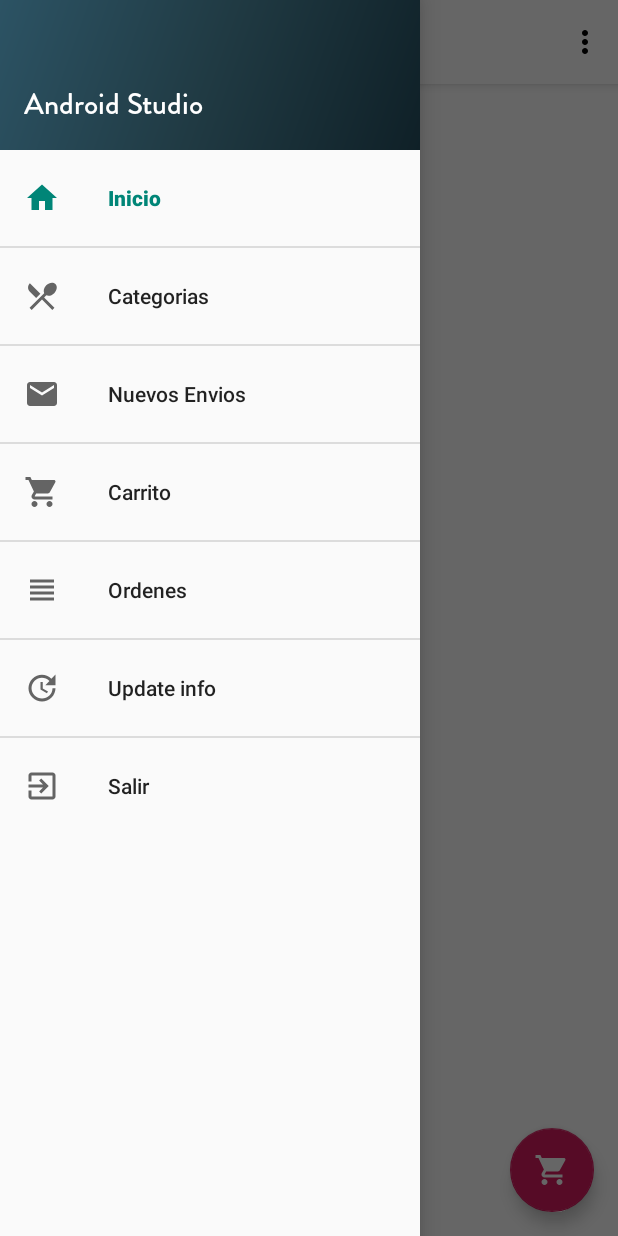
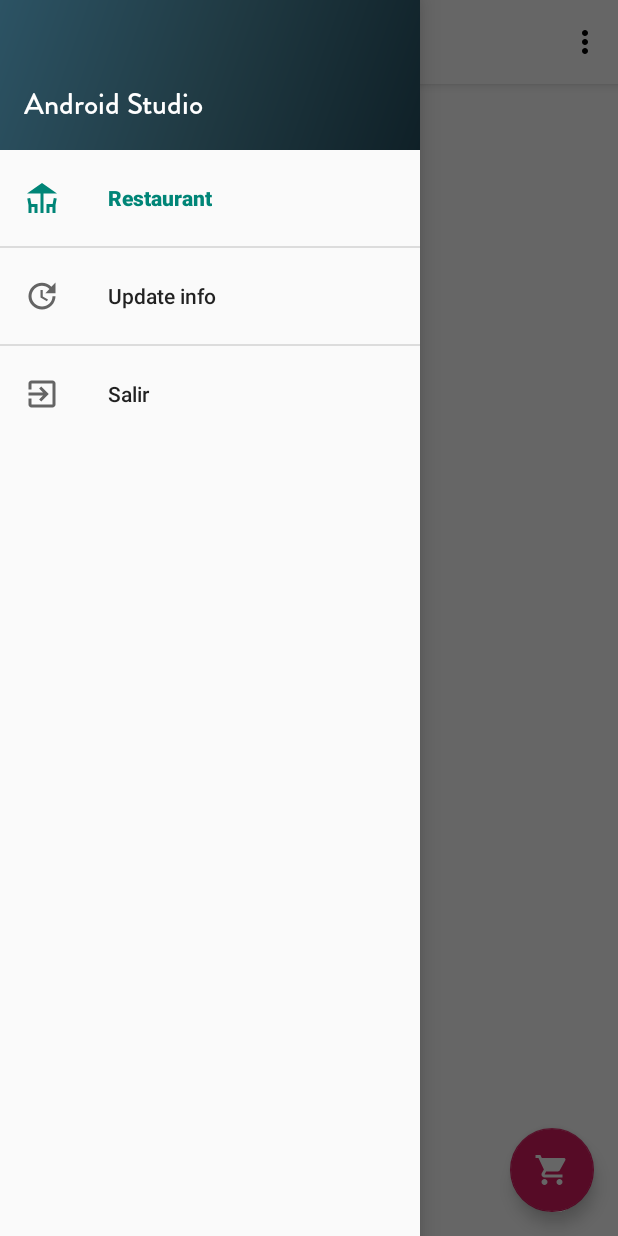
Before and after one commit to christianAnchivilca/KotlinEatV2, an Android app: the HomeActivity screen opened directly, with no data from a screen before it, with the side drawer open, on a phone screen of 412 x 824 dp. Run offline under Robolectric (Android 15) with nearby library versions, the phone set to English and light mode, and no system bars; our stand-ins replace EventBus, Firebase (no records; nobody signed in at launch, a user with empty details on screens opened directly), Room's generated code, RxJava, navigation-ui; libraries missing offline, so code that uses them is left out: com.andremion.counterfab, dmax.dialog, io.paperdb, io.reactivex.internal; plain views replace CounterFab; 7 statements that could not run were skipped.

Commit message:
hasta aqui se agrego la carga de restaurant

```diff
--- /dev/null
+++ b/app/src/main/java/com/example/kotlineatv2/Callback/IRestaurantCallbackListener.kt
@@ -0,0 +1,9 @@
+package com.example.kotlineatv2.Callback
+
+import com.example.kotlineatv2.Model.CategoryModel
+import com.example.kotlineatv2.Model.RestaurantModel
+
+interface IRestaurantCallbackListener {
+    fun onRestaurantLoadSuccess(restaurantModelList:List<RestaurantModel>)
+    fun onRestaurantLoadFailed(message:String)
+}
--- a/app/src/main/java/com/example/kotlineatv2/Common/Common.kt
+++ b/app/src/main/java/com/example/kotlineatv2/Common/Common.kt
@@ -283,6 +283,7 @@ object Common {
     }
 
     val IMAGE_URL: String="IMAGE_URL"
+    const val RESTAURANT_REFERENCE:String="Restaurant"
     val IS_SEND_IMAGE: String="IS_SEND_IMAGE"
     val NEWS_TOPIC: String="news"
     val IS_SUBSCRIBE_NEWS: String="IS_SUBSCRIBE_NEWS"
--- a/app/src/main/java/com/example/kotlineatv2/HomeActivity.kt
+++ b/app/src/main/java/com/example/kotlineatv2/HomeActivity.kt
@@ -76,6 +76,8 @@ class HomeActivity : AppCompatActivity() {
     private  var drawer:DrawerLayout?=null
     private var dialog:AlertDialog?=null
 
+    private var navView: NavigationView?=null
+
     private var menuItemClick = -1
 
 
@@ -97,34 +99,39 @@ class HomeActivity : AppCompatActivity() {
 
         val fab: FloatingActionButton = findViewById(R.id.fab)
         fab.setOnClickListener { view ->
-
             navController.navigate(R.id.nav_cart)
-
         }
         drawer = findViewById(R.id.drawer_layout)
-        val navView: NavigationView = findViewById(R.id.nav_view)
+        navView = findViewById(R.id.nav_view)
         navController = findNavController(R.id.nav_host_fragment)
         // Passing each menu ID as a set of Ids because each
         // menu should be considered as top level destinations.
         appBarConfiguration = AppBarConfiguration(
             setOf(
+                R.id.nav_restaurant,
                 R.id.nav_home, R.id.nav_menu, R.id.nav_food_detail,
                 R.id.nav_cart
             ), drawer
         )
         setupActionBarWithNavController(navController, appBarConfiguration)
-        navView.setupWithNavController(navController)
+        navView!!.setupWithNavController(navController)
 
-        var headerView = navView.getHeaderView(0)
+        var headerView = navView!!.getHeaderView(0)
         var txt_user = headerView.findViewById<TextView>(R.id.txt_user)
         Common.setSpanString ("Hey, ",Common.currentUser!!.name,txt_user)
 
-        navView.setNavigationItemSelectedListener(object :NavigationView.OnNavigationItemSelectedListener{
+        navView!!.setNavigationItemSelectedListener(object :NavigationView.OnNavigationItemSelectedListener{
             override fun onNavigationItemSelected(menu: MenuItem): Boolean {
                 menu.isChecked = true
                 drawer!!.closeDrawers()
                 if (menu.itemId == R.id.nav_sign_out){
                     signOut()
+                }
+                else if(menu.itemId == R.id.nav_restaurant)
+                {
+                    if(menuItemClick != menu.itemId)
+                        navController.navigate(R.id.nav_restaurant)
+
                 }
                 else if(menu.itemId == R.id.nav_home)
                 {
--- /dev/null
+++ b/app/src/main/java/com/example/kotlineatv2/ui/restaurant/RestaurantFragment.kt
@@ -0,0 +1,76 @@
+package com.example.kotlineatv2.ui.restaurant
+
+import android.app.AlertDialog
+import androidx.lifecycle.ViewModelProviders
+import android.os.Bundle
+import androidx.fragment.app.Fragment
+import android.view.LayoutInflater
+import android.view.View
+import android.view.ViewGroup
+import android.view.animation.AnimationUtils
+import android.view.animation.LayoutAnimationController
+import android.widget.Toast
+import androidx.lifecycle.Observer
+import androidx.recyclerview.widget.DividerItemDecoration
+import androidx.recyclerview.widget.GridLayoutManager
+import androidx.recyclerview.widget.LinearLayoutManager
+import androidx.recyclerview.widget.RecyclerView
+import com.example.kotlineatv2.Adapter.MyCategoriesAdapter
+import com.example.kotlineatv2.Adapter.MyRestaurantAdapter
+import com.example.kotlineatv2.Common.SpaceItemDecoration
+import com.example.kotlineatv2.R
+import com.example.kotlineatv2.ui.menu.MenuViewModel
+import dmax.dialog.SpotsDialog
+
+class RestaurantFragment : Fragment() {
+
+
+    private lateinit var viewModel: RestaurantViewModel
+
+    private lateinit var dialog: AlertDialog
+    private lateinit var layoutAnimationControler: LayoutAnimationController
+    private var restaurantAdapter: MyRestaurantAdapter?=null
+
+    private var recycler_restaurant: RecyclerView?=null
+
+    override fun onCreateView(
+        inflater: LayoutInflater, container: ViewGroup?,
+        savedInstanceState: Bundle?
+    ): View? {
+        viewModel = ViewModelProviders.of(this).get(RestaurantViewModel::class.java)
+
+        val root = inflater.inflate(R.layout.fragment_restaurant, container, false)
+        initView(root)
+
+        viewModel.getMessageError().observe(this, Observer{
+            Toast.makeText(context,it, Toast.LENGTH_LONG).show()
+        })
+
+
+        viewModel.getRestaurantList().observe(this, Observer {
+            dialog.dismiss()
+            restaurantAdapter = MyRestaurantAdapter(context!!,it)
+            recycler_restaurant!!.adapter = restaurantAdapter
+            recycler_restaurant!!.layoutAnimation = layoutAnimationControler
+        })
+
+        return root
+    }
+
+    private fun initView(root: View) {
+        setHasOptionsMenu(true)
+
+        dialog = SpotsDialog.Builder().setContext(context)
+            .setCancelable(false).build()
+        dialog.show()
+        layoutAnimationControler = AnimationUtils.loadLayoutAnimation(context,R.anim.layout_item_from_left)
+        recycler_restaurant = root.findViewById(R.id.recycler_restaurant) as RecyclerView
+        recycler_restaurant!!.setHasFixedSize(true)
+        val layoutManager = LinearLayoutManager(context)
+        layoutManager.orientation = RecyclerView.VERTICAL
+        recycler_restaurant!!.layoutManager = layoutManager
+        recycler_restaurant!!.addItemDecoration(DividerItemDecoration(context!!,layoutManager.orientation))
+
+    }
+
+}
--- /dev/null
+++ b/app/src/main/java/com/example/kotlineatv2/ui/restaurant/RestaurantViewModel.kt
@@ -0,0 +1,83 @@
+package com.example.kotlineatv2.ui.restaurant
+
+import androidx.lifecycle.MutableLiveData
+import androidx.lifecycle.ViewModel
+import com.example.kotlineatv2.Callback.ICategoryCallabackListener
+import com.example.kotlineatv2.Callback.IRestaurantCallbackListener
+import com.example.kotlineatv2.Common.Common
+import com.example.kotlineatv2.Model.CategoryModel
+import com.example.kotlineatv2.Model.RestaurantModel
+import com.google.firebase.database.DataSnapshot
+import com.google.firebase.database.DatabaseError
+import com.google.firebase.database.FirebaseDatabase
+import com.google.firebase.database.ValueEventListener
+
+class RestaurantViewModel : ViewModel(),IRestaurantCallbackListener {
+    override fun onRestaurantLoadSuccess(restaurantModelList: List<RestaurantModel>) {
+        restaurantListMutable!!.value = restaurantModelList
+    }
+
+    override fun onRestaurantLoadFailed(message: String) {
+         messageError.value = message
+    }
+
+    /*
+    * Por lo general, MutableLiveData se usa en el ViewModel y, luego,
+    *  el ViewModel solo expone objetos LiveData inmutables a los observadores.
+    */
+    private var restaurantListMutable : MutableLiveData<List<RestaurantModel>>?=null
+    private var messageError: MutableLiveData<String> = MutableLiveData()
+    private val restaurantCallbackListener : IRestaurantCallbackListener
+    init {
+        restaurantCallbackListener = this
+    }
+
+
+    fun getRestaurantList():MutableLiveData<List<RestaurantModel>>{
+        if (restaurantListMutable == null)
+        {
+            restaurantListMutable = MutableLiveData()
+            loadRestaurant()
+        }
+
+        return restaurantListMutable!!
+
+    }
+
+    fun loadRestaurant(){
+        val tempList = ArrayList<RestaurantModel>()
+        val restaurantRef = FirebaseDatabase.getInstance().getReference(Common.RESTAURANT_REFERENCE)
+        restaurantRef.addListenerForSingleValueEvent(object: ValueEventListener {
+            override fun onCancelled(p0: DatabaseError) {
+                restaurantCallbackListener.onRestaurantLoadFailed(p0.message!!)
+            }
+
+            override fun onDataChange(data: DataSnapshot) {
+                if (data.exists()){
+                    for (item in data!!.children){
+                        val model = item.getValue<RestaurantModel>(RestaurantModel::class.java)
+                        model!!.uid = item.key!!
+                        tempList.add(model!!)
+                    }
+                    if (tempList.size > 0)
+                        restaurantCallbackListener.onRestaurantLoadSuccess(tempList)
+                    else
+                        restaurantCallbackListener.onRestaurantLoadFailed("Lista de restaurant vacia")
+
+
+                }else
+                    restaurantCallbackListener.onRestaurantLoadFailed("No existe el restaurant")
+
+            }
+
+        })
+
+
+    }
+
+    fun getMessageError ():MutableLiveData<String>{
+        return messageError
+    }
+
+
+}
--- /dev/null
+++ b/app/src/main/res/drawable/ic_restaurant.xml
@@ -0,0 +1,16 @@
+<vector xmlns:android="http://schemas.android.com/apk/res/android"
+    android:width="24dp"
+    android:height="24dp"
+    android:viewportWidth="24"
+    android:viewportHeight="24"
+    android:tint="?attr/colorControlNormal">
+  <path
+      android:fillColor="@android:color/white"
+      android:pathData="M22,9l-10,-7l-10,7l9,0l0,13l2,0l0,-13z"/>
+  <path
+      android:fillColor="@android:color/white"
+      android:pathData="M4.14,12l-1.96,0.37l0.82,4.37l0,5.26l2,0l0.02,-4l1.98,0l0,4l2,0l0,-6l-4.1,0z"/>
+  <path
+      android:fillColor="@android:color/white"
+      android:pathData="M19.1,16l-4.1,0l0,6l2,0l0,-4l1.98,0l0.02,4l2,0l0,-5.26l0.82,-4.37l-1.96,-0.37z"/>
+</vector>
--- a/app/src/main/res/layout/layout_register.xml
+++ b/app/src/main/res/layout/layout_register.xml
@@ -39,6 +39,7 @@
         android:layout_height="wrap_content"/>
 
     <com.google.android.material.textfield.TextInputLayout
+        android:id="@+id/phone_input_layout"
         android:layout_width="match_parent"
         android:layout_height="wrap_content">
 
@@ -48,9 +49,6 @@
             android:hint="Ingrese su numero celular"
             android:layout_width="match_parent"
             android:layout_height="wrap_content"/>
-
-
-
     </com.google.android.material.textfield.TextInputLayout>
 
 </LinearLayout>
--- a/app/src/main/res/menu/activity_home_drawer.xml
+++ b/app/src/main/res/menu/activity_home_drawer.xml
@@ -3,43 +3,14 @@
     xmlns:tools="http://schemas.android.com/tools"
     tools:showIn="navigation_view">
 
-    <group android:id="@+id/home_group">
+    <group android:id="@+id/restaurant_group">
         <item
-            android:id="@+id/nav_home"
-            android:icon="@drawable/ic_home_black_24dp"
-            android:title="@string/menu_home" />
-    </group>
-
-    <group android:id="@+id/category_group">
-        <item
-            android:id="@+id/nav_menu"
-            android:icon="@drawable/ic_restaurant_menu_black_24dp"
-            android:title="@string/menu_category" />
-    </group>
-
-    <group android:id="@+id/news_groups">
-        <item
-            android:id="@+id/nav_news"
-            android:icon="@drawable/ic_markunread_24"
-            android:title="@string/menu_news" />
+            android:id="@+id/nav_restaurant"
+            android:icon="@drawable/ic_restaurant"
+            android:title="@string/menu_restaurant" />
     </group>
 
 
-
-    <group android:id="@+id/cart_group">
-        <item
-            android:id="@+id/nav_cart"
-            android:icon="@drawable/ic_shopping_cart_black"
-            android:title="@string/menu_cart" />
-    </group>
-
-
-    <group android:id="@+id/view_order_group">
-        <item
-            android:id="@+id/nav_view_orders"
-            android:icon="@drawable/ic_view_orders_black_24dp"
-            android:title="@string/menu_view_order" />
-    </group>
 
     <group>
         <item
--- a/app/src/main/res/values/strings.xml
+++ b/app/src/main/res/values/strings.xml
@@ -32,6 +32,7 @@
     <string name="repeat_order">Repetir Orden</string>
     <string name="google_maps_key" templateMergeStrategy="preserve" translatable="false">AIzaSyCyYEvwwh_LTF4H9zTR1i_XXcUhLLllMKA</string>
     <string name="title_activity_tracking_order">Map</string>
+    <string name="menu_restaurant">Restaurant</string>
 
 
 </resources>
```
Also changed, not shown: app/build.gradle (+16 -3 lines), app/src/main/java/com/example/kotlineatv2/Adapter/MyRestaurantAdapter.kt (added, +69 -0 lines), app/src/main/java/com/example/kotlineatv2/Model/RestaurantModel.kt (added, +10 -0 lines), app/src/main/res/layout/fragment_restaurant.xml (added, +17 -0 lines), app/src/main/res/layout/layout_restaurant.xml (added, +49 -0 lines), app/src/main/res/menu/restaurant_detail_menu.xml (added, +46 -0 lines), app/src/main/res/navigation/mobile_navigation.xml (+7 -1 lines).
